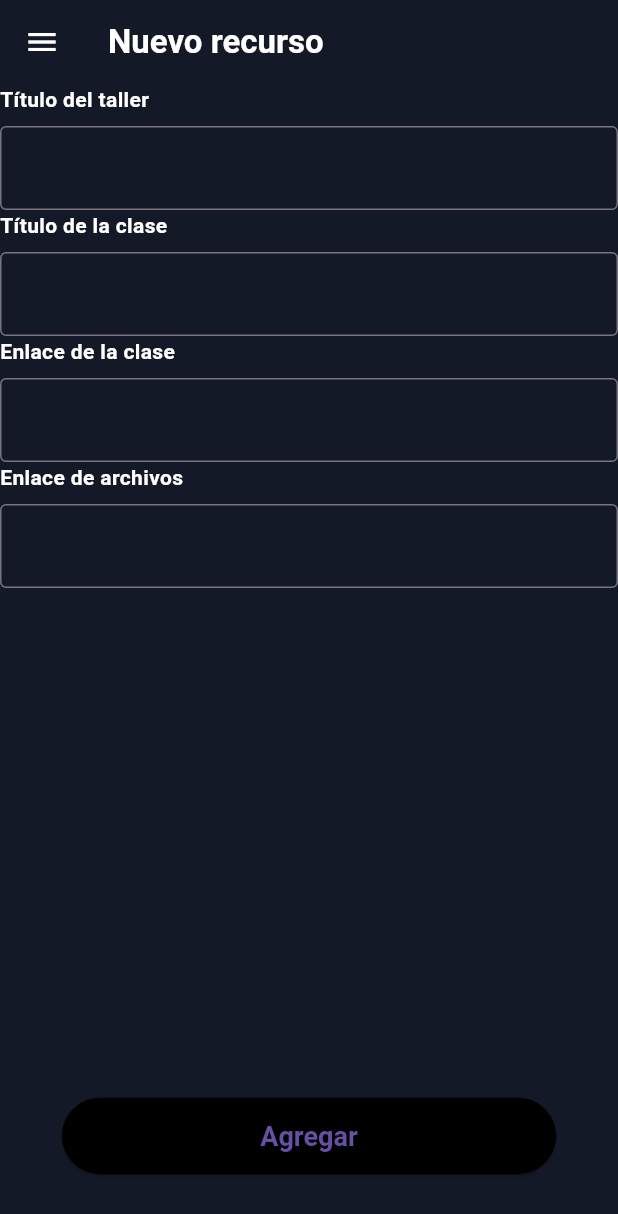
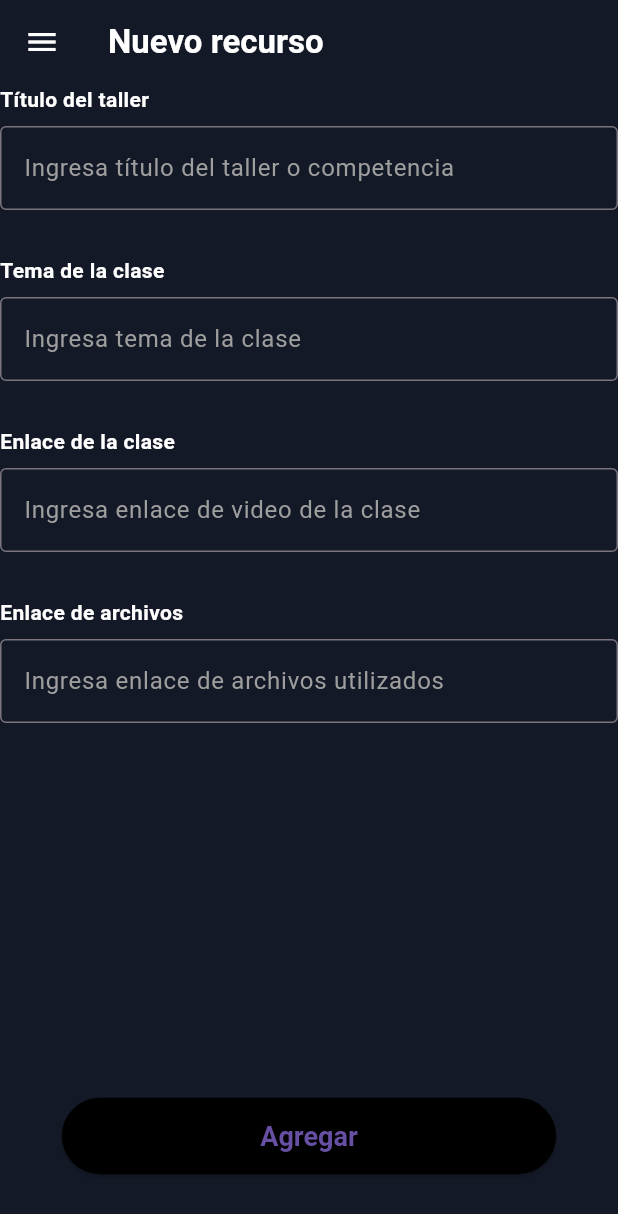
Before and after one commit to Fausto-Briones/OIEC-Project, a Flutter app: the TrainmentFileScreen widget shown alone on an empty page, opened directly, on a phone screen of 412 x 824 dp. Shown: the top 1214 px of the screen. Run offline on Flutter 3.47's test engine with Material 3 defaults, Android fonts, the phone set to English and light mode, and no system bars; our stand-ins replace cloud_firestore, email_validator, firebase_auth, firebase_core, flutter_svg; accounts and stored records are empty; project files that could hold a hidden picture were left out.

```diff
--- a/oiec_app/lib/screens/login.dart
+++ b/oiec_app/lib/screens/login.dart
@@ -19,9 +19,10 @@ class Login extends StatelessWidget {
   Widget build(BuildContext context) {
     return Scaffold(
       backgroundColor: HexColor('#141927'),
+      resizeToAvoidBottomInset: false,
       body: Center(
-        child: Padding(
-          padding: const EdgeInsets.only(top: 150.0, left: 15.0, right: 15.0),
+        child: SingleChildScrollView(
+          padding: const EdgeInsets.only(top: 80.0, left: 15.0, right: 15.0),
           child: Column(children: [
             Image.asset('assets/images/logochevere.png'),
             const SizedBox(height: 20),
--- a/oiec_app/lib/screens/trainmentFileScreen.dart
+++ b/oiec_app/lib/screens/trainmentFileScreen.dart
@@ -43,25 +43,28 @@ class TrainmentFileScreen extends StatelessWidget {
               InputFieldWithLabel(
                 labelText: 'Título del taller',
                 controller: _controllerTaller,
-                hintText: '',
+                hintText: 'Ingresa título del taller o competencia',
                 hintColor: Colors.grey,
               ),
+              const SizedBox(height: 30),
               InputFieldWithLabel(
-                labelText: 'Título de la clase',
+                labelText: 'Tema de la clase',
                 controller: _controllerTitulo,
-                hintText: '',
+                hintText: 'Ingresa tema de la clase',
                 hintColor: Colors.grey,
               ),
+              const SizedBox(height: 30),
               InputFieldWithLabel(
                 labelText: 'Enlace de la clase',
                 controller: _controllerEnlaceVideo,
-                hintText: '',
+                hintText: 'Ingresa enlace de video de la clase',
                 hintColor: Colors.grey,
               ),
+              const SizedBox(height: 30),
               InputFieldWithLabel(
                 labelText: 'Enlace de archivos',
                 controller: _controllerEnlaceArchivos,
-                hintText: '',
+                hintText: 'Ingresa enlace de archivos utilizados',
                 hintColor: Colors.grey,
               ),
             ],
@@ -82,8 +85,9 @@ class TrainmentFileScreen extends StatelessWidget {
                       context, "Error", "Todos los campos son obligatorios.");
                 } else {
                   agregarClase(taller, clase, video, archivo);
-
-                  router.navigateToEntrenamientosScreen(context);
+                  Future.delayed(Duration(seconds: 1), () {
+                    router.navigateToEntrenamientosScreen(context);
+                  });
                 }
               },
             ),
```
Also changed, not shown: oiec_app/flutter_01.png (added).
